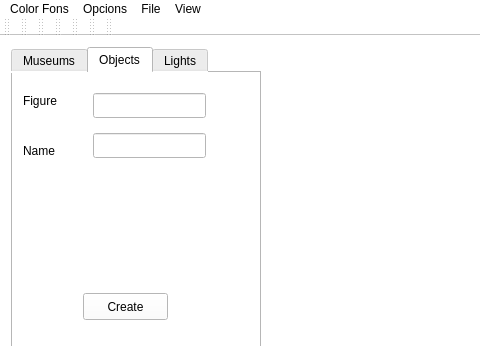
Above: uigc2.ui from ertgumil/museum before the change; both pictures show x 0 to 480 and y 0 to 346 of the 892 by 578 pixel window. Below: the same form after it.
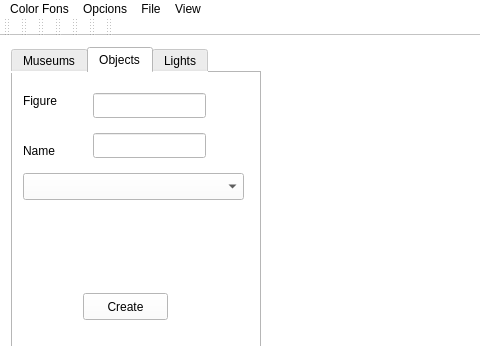
That is the form after the change. Custom widgets are drawn as their Qt base class.

Commit message: Combox de objectes y seleccio d'objectes feta

Patch:
```diff
--- a/uigc2.ui
+++ b/uigc2.ui
@@ -124,6 +124,16 @@
            <string>Name</string>
           </property>
          </widget>
+         <widget class="QComboBox" name="comboBoxObjectes">
+          <property name="geometry">
+           <rect>
+            <x>10</x>
+            <y>100</y>
+            <width>221</width>
+            <height>27</height>
+           </rect>
+          </property>
+         </widget>
         </widget>
         <widget class="QWidget" name="tab">
          <attribute name="title">
```
The commit also changes 6 other files.
